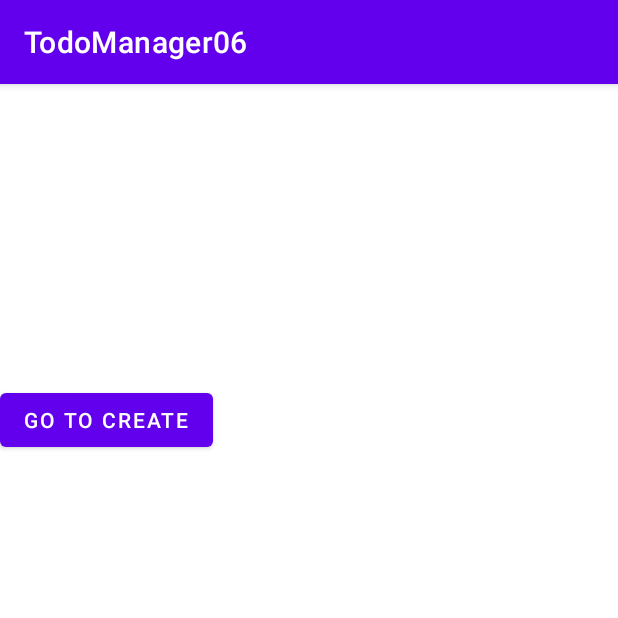
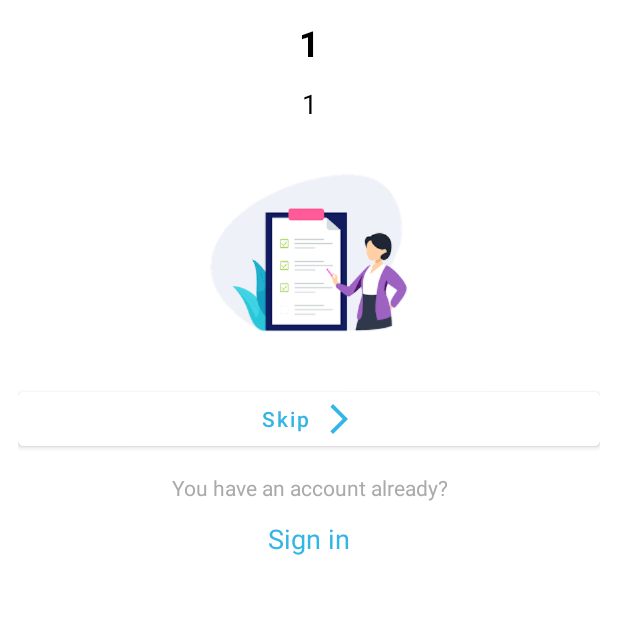
Before and after one commit to Azamat753/TodoManager06, an Android app: the screen it shows after launch (MainActivity), on a phone screen of 412 x 824 dp, the top half of it. Run offline under Robolectric (Android 15) with nearby library versions, the phone set to English and light mode, and no system bars.

Commit message:
с урока

```diff
--- /dev/null
+++ b/app/src/main/java/com/example/todomanager06/boarding/BoardFragment.java
@@ -0,0 +1,22 @@
+package com.example.todomanager06.boarding;
+
+import android.os.Bundle;
+
+import androidx.fragment.app.Fragment;
+
+import android.view.LayoutInflater;
+import android.view.View;
+import android.view.ViewGroup;
+
+import com.example.todomanager06.R;
+
+
+public class BoardFragment extends Fragment {
+
+    @Override
+    public View onCreateView(LayoutInflater inflater, ViewGroup container,
+                             Bundle savedInstanceState) {
+        // Inflate the layout for this fragment
+        return inflater.inflate(R.layout.fragment_board, container, false);
+    }
+}
--- /dev/null
+++ b/app/src/main/java/com/example/todomanager06/boarding/MainBoardFragment.java
@@ -0,0 +1,42 @@
+package com.example.todomanager06.boarding;
+
+import android.os.Bundle;
+
+import androidx.annotation.NonNull;
+import androidx.annotation.Nullable;
+import androidx.fragment.app.Fragment;
+
+import android.view.LayoutInflater;
+import android.view.View;
+import android.view.ViewGroup;
+
+import com.example.todomanager06.R;
+import com.example.todomanager06.databinding.FragmentBoardBinding;
+import com.example.todomanager06.databinding.FragmentMainBoardBinding;
+import com.example.todomanager06.model.ViewPagerModel;
+
+import java.util.ArrayList;
+
+
+public class MainBoardFragment extends Fragment {
+    private FragmentMainBoardBinding binding;
+    ViewPagerAdapter adapter;
+    ArrayList<ViewPagerModel> list = new ArrayList<>();
+
+    @Override
+    public View onCreateView(LayoutInflater inflater, ViewGroup container,
+                             Bundle savedInstanceState) {
+        binding = FragmentMainBoardBinding.inflate(getLayoutInflater());
+        return binding.getRoot();
+    }
+
+    @Override
+    public void onViewCreated(@NonNull View view, @Nullable Bundle savedInstanceState) {
+        super.onViewCreated(view, savedInstanceState);
+        list.add(new ViewPagerModel("1", "1", R.drawable.todo_illustration));
+        list.add(new ViewPagerModel("2", "2", R.drawable.todo_illustration));
+        list.add(new ViewPagerModel("3", "3", R.drawable.todo_illustration));
+        adapter = new ViewPagerAdapter(list);
+        binding.viewpager.setAdapter(adapter);
+    }
+}
--- /dev/null
+++ b/app/src/main/java/com/example/todomanager06/boarding/ViewPagerAdapter.java
@@ -0,0 +1,51 @@
+package com.example.todomanager06.boarding;
+
+import android.view.LayoutInflater;
+import android.view.ViewGroup;
+
+import androidx.annotation.NonNull;
+import androidx.recyclerview.widget.RecyclerView;
+
+import com.example.todomanager06.databinding.FragmentBoardBinding;
+import com.example.todomanager06.model.ViewPagerModel;
+
+import java.util.ArrayList;
+
+public class ViewPagerAdapter extends RecyclerView.Adapter<ViewPagerAdapter.ViewPagerHolder> {
+    ArrayList<ViewPagerModel> listPager = new ArrayList<>();
+
+    public ViewPagerAdapter(ArrayList<ViewPagerModel> listPager) {
+        this.listPager = listPager;
+    }
+
+    @NonNull
+    @Override
+    public ViewPagerHolder onCreateViewHolder(@NonNull ViewGroup parent, int viewType) {
+        return new ViewPagerHolder(FragmentBoardBinding.inflate(LayoutInflater.from(parent.getContext()), parent, false));
+    }
+
+    @Override
+    public void onBindViewHolder(@NonNull ViewPagerHolder holder, int position) {
+        holder.onBind(listPager.get(position));
+    }
+
+    @Override
+    public int getItemCount() {
+        return listPager.size();
+    }
+
+    public class ViewPagerHolder extends RecyclerView.ViewHolder {
+        private FragmentBoardBinding binding;
+
+        public ViewPagerHolder(@NonNull FragmentBoardBinding binding) {
+            super(binding.getRoot());
+            this.binding = binding;
+        }
+
+        public void onBind(ViewPagerModel model) {
+            binding.titleTv.setText(model.getTitle());
+            binding.descriptionTv.setText(model.getDescription());
+            binding.imageView.setImageResource(model.getImage());
+        }
+    }
+}
--- /dev/null
+++ b/app/src/main/java/com/example/todomanager06/model/ViewPagerModel.java
@@ -0,0 +1,37 @@
+package com.example.todomanager06.model;
+
+public class ViewPagerModel {
+   private String title;
+   private String description;
+   private int image;
+
+   public String getTitle() {
+      return title;
+   }
+
+   public void setTitle(String title) {
+      this.title = title;
+   }
+
+   public String getDescription() {
+      return description;
+   }
+
+   public void setDescription(String description) {
+      this.description = description;
+   }
+
+   public int getImage() {
+      return image;
+   }
+
+   public void setImage(int image) {
+      this.image = image;
+   }
+
+   public ViewPagerModel(String title, String description, int image) {
+      this.title = title;
+      this.description = description;
+      this.image = image;
+   }
+}
--- /dev/null
+++ b/app/src/main/res/drawable/ic_arrow_forward.xml
@@ -0,0 +1,5 @@
+<vector android:autoMirrored="true" android:height="24dp"
+    android:tint="#0FA5C1" android:viewportHeight="24"
+    android:viewportWidth="24" android:width="24dp" xmlns:android="http://schemas.android.com/apk/res/android">
+    <path android:fillColor="@android:color/white" android:pathData="M6.23,20.23l1.77,1.77l10,-10l-10,-10l-1.77,1.77l8.23,8.23z"/>
+</vector>
--- /dev/null
+++ b/app/src/main/res/layout/fragment_board.xml
@@ -0,0 +1,73 @@
+<?xml version="1.0" encoding="utf-8"?>
+<LinearLayout xmlns:android="http://schemas.android.com/apk/res/android"
+    xmlns:app="http://schemas.android.com/apk/res-auto"
+    xmlns:tools="http://schemas.android.com/tools"
+    android:layout_width="match_parent"
+    android:layout_height="match_parent"
+    android:background="@color/white"
+    android:orientation="vertical"
+    android:padding="12dp"
+    tools:context=".boarding.BoardFragment">
+
+    <TextView
+        android:id="@+id/title_tv"
+        android:layout_width="match_parent"
+        android:layout_height="wrap_content"
+        android:gravity="center"
+        android:text="Welcome to productive life!"
+        android:textColor="@android:color/black"
+        android:textSize="24sp"
+        android:textStyle="bold" />
+
+    <TextView
+        android:id="@+id/description_tv"
+        android:layout_width="match_parent"
+        android:layout_height="wrap_content"
+        android:layout_marginTop="12dp"
+        android:gravity="center"
+        android:text="Collaboration with students"
+        android:textColor="@android:color/black"
+        android:textSize="18sp" />
+
+    <ImageView
+        android:id="@+id/image_view"
+        android:layout_width="250dp"
+        android:layout_height="150dp"
+        android:layout_gravity="center"
+        android:textSize="18sp"
+        android:layout_marginTop="12dp"
+        android:src="@color/purple_500" />
+
+    <com.google.android.material.button.MaterialButton
+        android:id="@+id/skip_btn"
+        android:layout_width="match_parent"
+        android:layout_height="wrap_content"
+        android:backgroundTint="@color/white"
+        android:text="Skip"
+        android:elevation="8dp"
+        android:layout_marginTop="12dp"
+        android:textAllCaps="false"
+        android:textColor="@android:color/holo_blue_light"
+        app:icon="@drawable/ic_arrow_forward"
+        app:iconGravity="textEnd"
+        app:iconTint="@android:color/holo_blue_light" />
+
+    <TextView
+        android:id="@+id/hint_tv"
+        android:layout_marginVertical="12dp"
+        android:layout_width="match_parent"
+        android:layout_height="wrap_content"
+        android:text="You have an account already?"
+        android:textAlignment="center"
+        android:textColor="@android:color/darker_gray" />
+
+    <TextView
+        android:id="@+id/sign_in_btn"
+        android:layout_width="match_parent"
+        android:layout_height="wrap_content"
+        android:text="Sign in"
+        android:textSize="18sp"
+        android:textAlignment="center"
+        android:textColor="@android:color/holo_blue_light" />
+
+</LinearLayout>
--- /dev/null
+++ b/app/src/main/res/layout/fragment_main_board.xml
@@ -0,0 +1,13 @@
+<?xml version="1.0" encoding="utf-8"?>
+<LinearLayout xmlns:android="http://schemas.android.com/apk/res/android"
+    xmlns:tools="http://schemas.android.com/tools"
+    android:layout_width="match_parent"
+    android:layout_height="match_parent"
+    tools:context=".boarding.MainBoardFragment">
+
+    <androidx.viewpager2.widget.ViewPager2
+        android:id="@+id/viewpager"
+        android:layout_width="match_parent"
+        android:layout_height="match_parent" />
+
+</LinearLayout>
--- a/app/src/main/res/navigation/nav_graph.xml
+++ b/app/src/main/res/navigation/nav_graph.xml
@@ -3,7 +3,7 @@
     xmlns:app="http://schemas.android.com/apk/res-auto"
     xmlns:tools="http://schemas.android.com/tools"
     android:id="@+id/nav_graph"
-    app:startDestination="@id/homeFragment">
+    app:startDestination="@id/mainBoardFragment">
 
     <fragment
         android:id="@+id/homeFragment"
@@ -15,4 +15,10 @@
         android:name="com.example.todomanager06.fragment.CreateTaskFragment"
         android:label="fragment_create_task"
         tools:layout="@layout/fragment_create_task" />
+
+    <fragment
+        android:id="@+id/mainBoardFragment"
+        android:name="com.example.todomanager06.boarding.MainBoardFragment"
+        android:label="fragment_main_board"
+        tools:layout="@layout/fragment_main_board" />
 </navigation>
--- a/app/src/main/res/values-night/themes.xml
+++ /dev/null
@@ -1,16 +0,0 @@
-<resources xmlns:tools="http://schemas.android.com/tools">
-    <!-- Base application theme. -->
-    <style name="Theme.TodoManager06" parent="Theme.MaterialComponents.DayNight.DarkActionBar">
-        <!-- Primary brand color. -->
-        <item name="colorPrimary">@color/purple_200</item>
-        <item name="colorPrimaryVariant">@color/purple_700</item>
-        <item name="colorOnPrimary">@color/black</item>
-        <!-- Secondary brand color. -->
-        <item name="colorSecondary">@color/teal_200</item>
-        <item name="colorSecondaryVariant">@color/teal_200</item>
-        <item name="colorOnSecondary">@color/black</item>
-        <!-- Status bar color. -->
-        <item name="android:statusBarColor" tools:targetApi="l">?attr/colorPrimaryVariant</item>
-        <!-- Customize your theme here. -->
-    </style>
-</resources>
--- a/app/src/main/res/values/themes.xml
+++ b/app/src/main/res/values/themes.xml
@@ -1,15 +1,7 @@
 <resources xmlns:tools="http://schemas.android.com/tools">
     <!-- Base application theme. -->
-    <style name="Theme.TodoManager06" parent="Theme.MaterialComponents.DayNight.DarkActionBar">
-        <!-- Primary brand color. -->
-        <item name="colorPrimary">@color/purple_500</item>
-        <item name="colorPrimaryVariant">@color/purple_700</item>
-        <item name="colorOnPrimary">@color/white</item>
-        <!-- Secondary brand color. -->
-        <item name="colorSecondary">@color/teal_200</item>
-        <item name="colorSecondaryVariant">@color/teal_700</item>
-        <item name="colorOnSecondary">@color/black</item>
-        <!-- Status bar color. -->
+    <style name="Theme.TodoManager06" parent="Theme.MaterialComponents.NoActionBar.Bridge">
+
         <item name="android:statusBarColor" tools:targetApi="l">?attr/colorPrimaryVariant</item>
         <!-- Customize your theme here. -->
     </style>
```
Also changed, not shown: app/src/main/res/drawable/todo_illustration.png (added).
